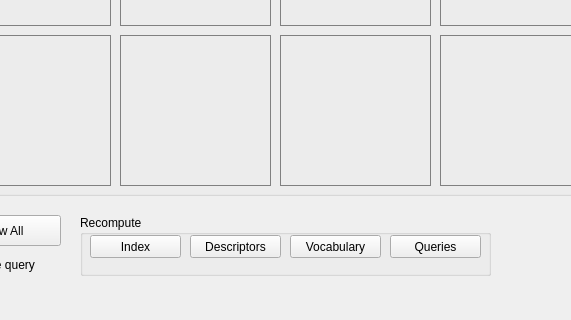
The window that demo/src/demo.ui (dapicester/image-search) describes before a commit, drawn with Qt 5; both pictures show x 220 to 791 and y 315 to 635 of the 1000 by 635 pixel window.
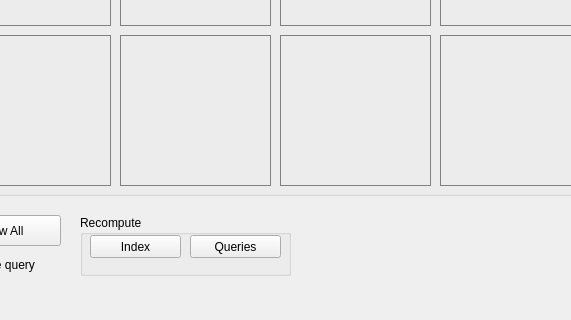
The same window after the commit.

Commit message: Using ImageSearch class in demo

What changed in the file:
```diff
--- a/demo/src/demo.ui
+++ b/demo/src/demo.ui
@@ -677,7 +677,7 @@
      <rect>
       <x>300</x>
       <y>530</y>
-      <width>411</width>
+      <width>211</width>
       <height>61</height>
      </rect>
     </property>
@@ -697,36 +697,10 @@
       <string>Index</string>
      </property>
     </widget>
-    <widget class="QPushButton" name="recomputeDescriptorsButton">
-     <property name="geometry">
-      <rect>
-       <x>110</x>
-       <y>20</y>
-       <width>91</width>
-       <height>23</height>
-      </rect>
-     </property>
-     <property name="text">
-      <string>Descriptors</string>
-     </property>
-    </widget>
-    <widget class="QPushButton" name="recomputeVocabularyButton">
-     <property name="geometry">
-      <rect>
-       <x>210</x>
-       <y>20</y>
-       <width>91</width>
-       <height>23</height>
-      </rect>
-     </property>
-     <property name="text">
-      <string>Vocabulary</string>
-     </property>
-    </widget>
     <widget class="QPushButton" name="recomputeQueriesButton">
      <property name="geometry">
       <rect>
-       <x>310</x>
+       <x>110</x>
        <y>20</y>
        <width>91</width>
        <height>23</height>
```
The commit also changes 7 other files.
